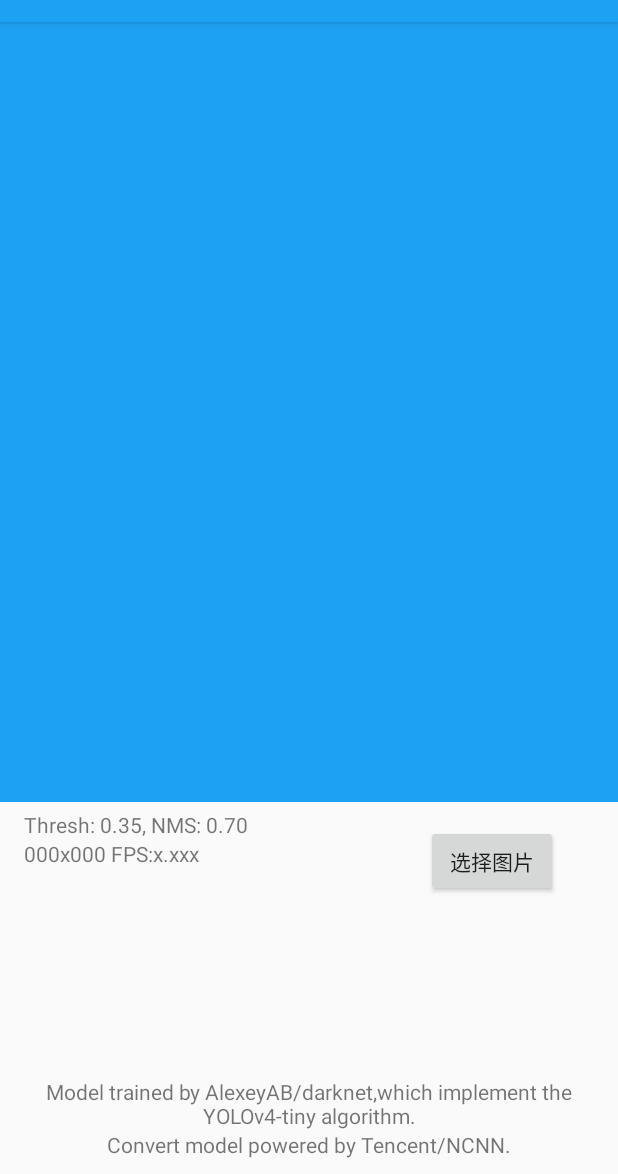
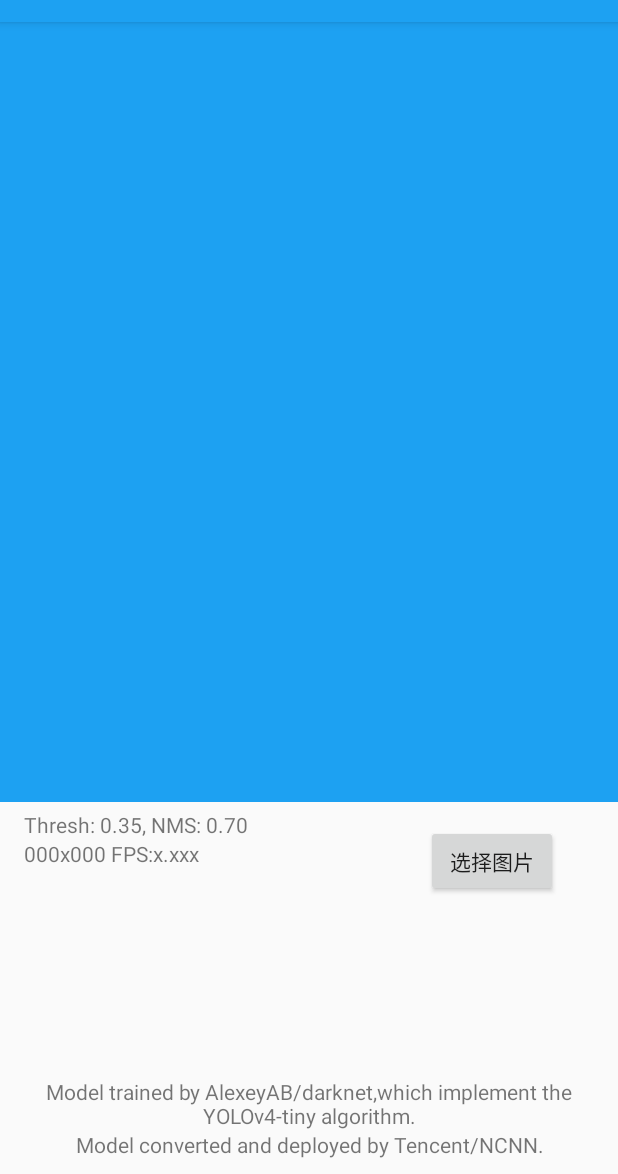
Before and after one commit to SunnyGrocery/ncnn-android-yolov4-tiny-custom, an Android app: the screen it shows after launch (MainActivity), on a phone screen of 412 x 824 dp, the part 62-1236 px from its top. Run offline under Robolectric (Android 15) with nearby library versions, the phone set to English and light mode, and no system bars; libraries missing offline, so code that uses them is left out: androidx.camera.core; 6 statements that could not run were skipped.

Commit message:
modify detail

```diff
--- a/app/src/main/res/values/strings.xml
+++ b/app/src/main/res/values/strings.xml
@@ -1,5 +1,5 @@
 <resources>
     <string name="app_name">Face Mask Detection</string>
     <string name="copyright1">Model trained by AlexeyAB/darknet,which implement the YOLOv4-tiny algorithm.</string>
-    <string name="copyright2">Convert model powered by Tencent/NCNN.</string>
+    <string name="copyright2">Model converted and deployed by Tencent/NCNN.</string>
 </resources>
```
Also changed, not shown: 2 other files.
